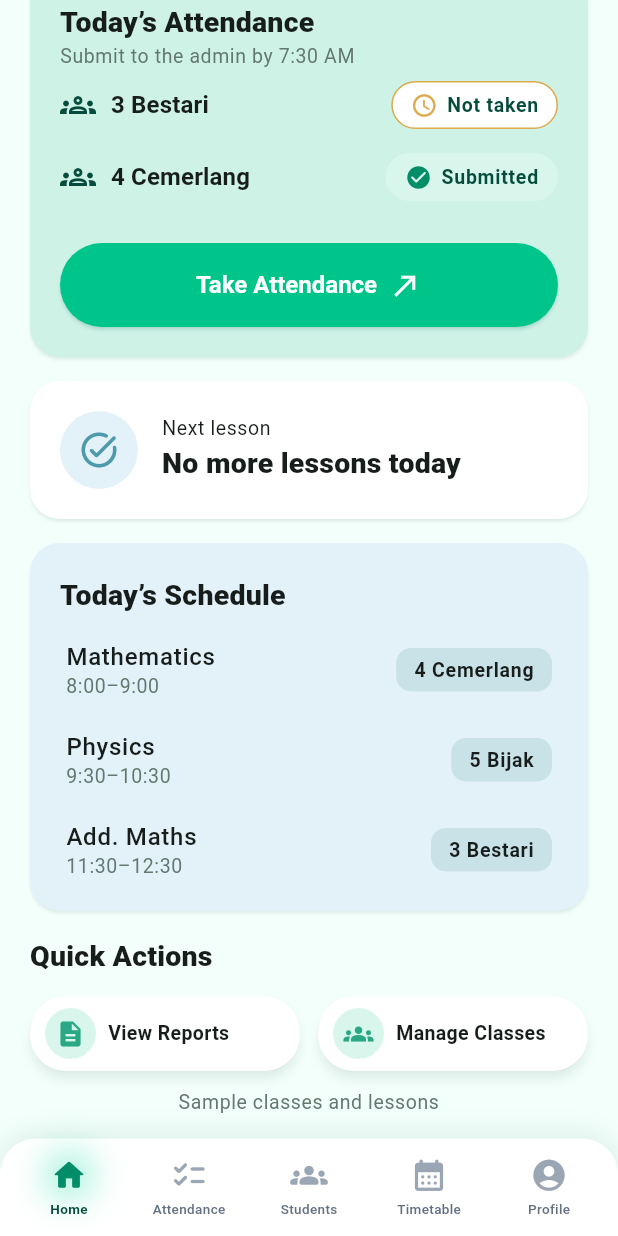
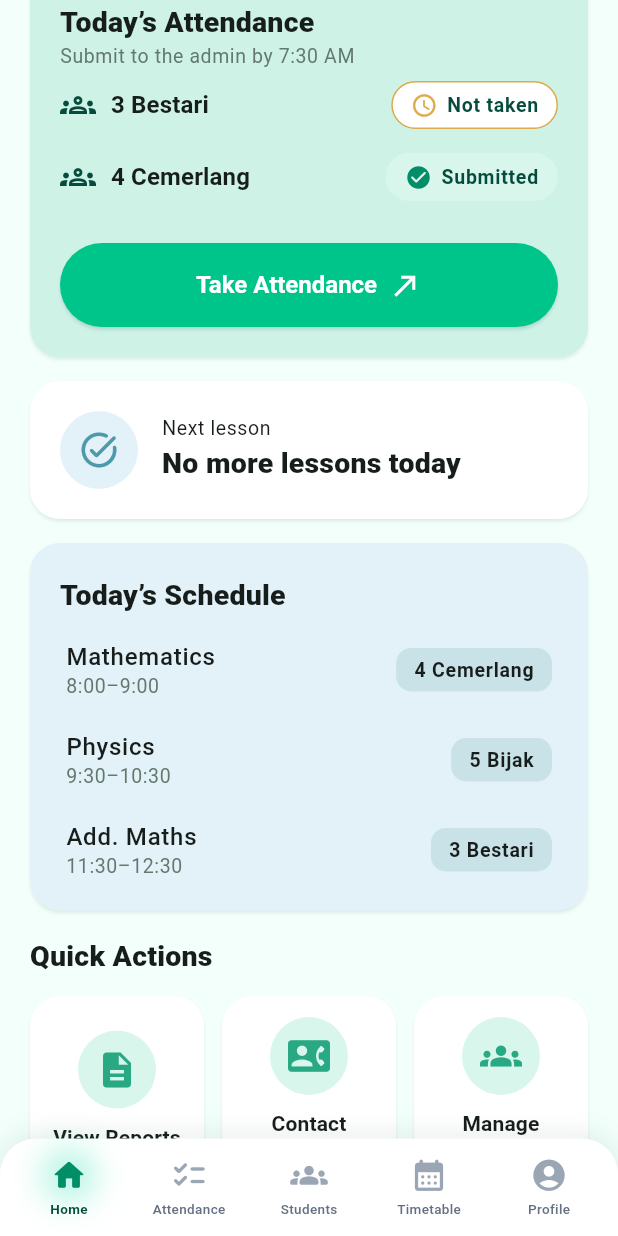
Before and after one commit to dylan-yoong-yw/sts-kehadiran, a Flutter app: the screen it shows once a user with an empty profile is signed in, scrolled down 157 dp, on a phone screen of 412 x 824 dp. Run offline on Flutter 3.47's test engine with Material 3 defaults, Android fonts, the phone set to English and light mode, and no system bars; our stand-ins replace cloud_firestore, firebase_auth, firebase_core; accounts and stored records are empty.

Commit message:
Restore three Quick Actions as large tiles
View Reports, Contact Parents (parent/guardian contact, FR-02) and
Manage Classes as 112 dp tiles with 28 dp icons, switching to
full-width rows when large system text no longer fits the tiles.
All three still show the "Not implemented yet" message.

Co-Authored-By: Claude Opus 5.5 <noreply@anthropic.com>

```diff
--- a/lib/screens/home_tab.dart
+++ b/lib/screens/home_tab.dart
@@ -202,25 +202,19 @@ class HomeTab extends StatelessWidget {
               children: [
                 Text('Quick Actions', style: text.titleMedium),
                 const SizedBox(height: 12),
-                Row(
-                  children: [
-                    Expanded(
-                      child: DashboardAction(
-                        icon: Icons.description,
-                        label: 'View Reports',
-                        onTap: () =>
-                            showNotImplemented(context, 'View Reports'),
+                QuickActionsGrid(
+                  actions: [
+                    for (final (icon, label) in [
+                      (Icons.description, 'View Reports'),
+                      // Parent/guardian contact for absences (FR-02).
+                      (Icons.contact_phone_rounded, 'Contact Parents'),
+                      (Icons.groups, 'Manage Classes'),
+                    ])
+                      QuickAction(
+                        icon: icon,
+                        label: label,
+                        onTap: () => showNotImplemented(context, label),
                       ),
-                    ),
-                    const SizedBox(width: 12),
-                    Expanded(
-                      child: DashboardAction(
-                        icon: Icons.groups,
-                        label: 'Manage Classes',
-                        onTap: () =>
-                            showNotImplemented(context, 'Manage Classes'),
-                      ),
-                    ),
                   ],
                 ),
                 const SizedBox(height: 12),
--- a/lib/widgets/dashboard_widgets.dart
+++ b/lib/widgets/dashboard_widgets.dart
@@ -25,10 +25,9 @@ class DashboardCard extends StatelessWidget {
   );
 }
 
-/// A quick action adapts from an icon row to a column on narrow screens.
-class DashboardAction extends StatelessWidget {
-  const DashboardAction({
-    super.key,
+/// One entry in the Quick Actions section.
+class QuickAction {
+  const QuickAction({
     required this.icon,
     required this.label,
     required this.onTap,
@@ -37,49 +36,108 @@ class DashboardAction extends StatelessWidget {
   final IconData icon;
   final String label;
   final VoidCallback onTap;
+}
+
+/// Quick Actions as large tiles side by side, or as full-width rows when the
+/// system font is too large for the tiles to hold their labels.
+class QuickActionsGrid extends StatelessWidget {
+  const QuickActionsGrid({super.key, required this.actions});
+
+  final List<QuickAction> actions;
+
+  static const _spacing = 12.0;
+
+  @override
+  Widget build(BuildContext context) => LayoutBuilder(
+    builder: (context, constraints) {
+      final count = actions.length;
+      final tileWidth = (constraints.maxWidth - _spacing * (count - 1)) / count;
+      // A tile must fit its longest word ("Contact", "Reports") at the
+      // current font size, plus padding.
+      final fitsTiles = tileWidth >= MediaQuery.textScalerOf(context).scale(88);
+      if (fitsTiles) {
+        return IntrinsicHeight(
+          child: Row(
+            crossAxisAlignment: CrossAxisAlignment.stretch,
+            children: [
+              for (final (i, action) in actions.indexed) ...[
+                if (i > 0) const SizedBox(width: _spacing),
+                Expanded(child: QuickActionTile(action: action)),
+              ],
+            ],
+          ),
+        );
+      }
+      return Column(
+        crossAxisAlignment: CrossAxisAlignment.stretch,
+        children: [
+          for (final (i, action) in actions.indexed) ...[
+            if (i > 0) const SizedBox(height: _spacing),
+            QuickActionTile(action: action, compact: true),
+          ],
+        ],
+      );
+    },
+  );
+}
+
+/// A tappable Quick Action: icon above label, or icon beside label when
+/// [compact].
+class QuickActionTile extends StatelessWidget {
+  const QuickActionTile({
+    super.key,
+    required this.action,
+    this.compact = false,
+  });
+
+  final QuickAction action;
+  final bool compact;
 
   @override
   Widget build(BuildContext context) {
-    final iconCircle = Container(
-      padding: const EdgeInsets.all(7),
+    final text = Theme.of(context).textTheme;
+    final icon = Container(
+      padding: EdgeInsets.all(compact ? 10 : 12),
       decoration: const BoxDecoration(
-        color: Color(0xFFD9F6EC),
+        color: AppColors.mintTint,
         shape: BoxShape.circle,
       ),
-      child: Icon(icon, color: const Color(0xFF29A884), size: 20),
+      child: Icon(action.icon, size: 28, color: AppColors.accent),
     );
-    final text = Text(
-      label,
-      style: const TextStyle(fontSize: 13, fontWeight: FontWeight.w600),
-    );
-    return ConstrainedBox(
-      constraints: const BoxConstraints(minHeight: 48),
-      child: Material(
-        color: Colors.white,
-        borderRadius: BorderRadius.circular(24),
-        elevation: 3,
-        shadowColor: const Color(0x300D483A),
+    final content = compact
+        ? Row(
+            children: [
+              icon,
+              const SizedBox(width: 16),
+              Expanded(child: Text(action.label, style: text.titleSmall)),
+              const Icon(Icons.chevron_right_rounded, color: AppColors.muted),
+            ],
+          )
+        : Column(
+            mainAxisAlignment: MainAxisAlignment.center,
+            children: [
+              icon,
+              const SizedBox(height: 10),
+              Text(
+                action.label,
+                textAlign: TextAlign.center,
+                style: text.labelLarge?.copyWith(fontSize: 14, height: 1.25),
+              ),
+            ],
+          );
+    return Semantics(
+      button: true,
+      child: Card(
+        clipBehavior: Clip.antiAlias,
         child: InkWell(
-          borderRadius: BorderRadius.circular(24),
-          onTap: onTap,
-          child: Padding(
-            padding: const EdgeInsets.symmetric(horizontal: 10, vertical: 8),
-            child: LayoutBuilder(
-              builder: (context, constraints) {
-                if (constraints.maxWidth < 95 ||
-                    MediaQuery.textScalerOf(context).scale(13) > 18) {
-                  return Column(
-                    children: [iconCircle, const SizedBox(height: 8), text],
-                  );
-                }
-                return Row(
-                  children: [
-                    iconCircle,
-                    const SizedBox(width: 8),
-                    Expanded(child: text),
-                  ],
-                );
-              },
+          onTap: action.onTap,
+          child: ConstrainedBox(
+            constraints: BoxConstraints(minHeight: compact ? 64 : 112),
+            child: Padding(
+              padding: compact
+                  ? const EdgeInsets.symmetric(horizontal: 16, vertical: 10)
+                  : const EdgeInsets.symmetric(horizontal: 8, vertical: 14),
+              child: content,
             ),
           ),
         ),
```
Also changed, not shown: 2 other files.
